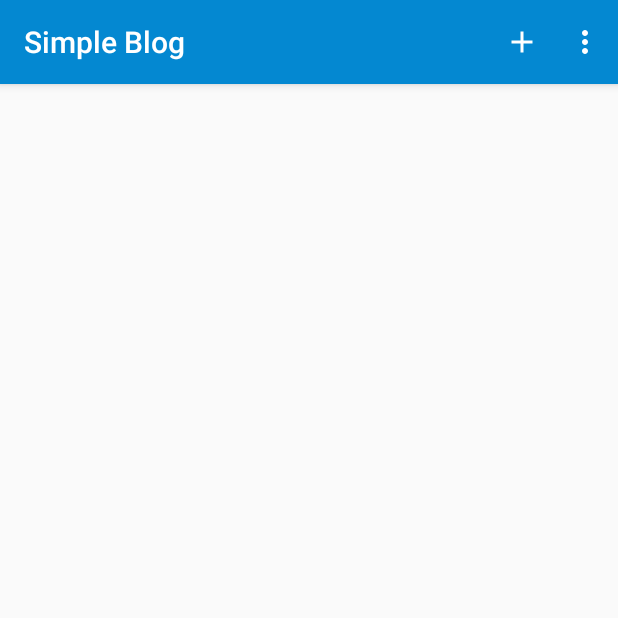
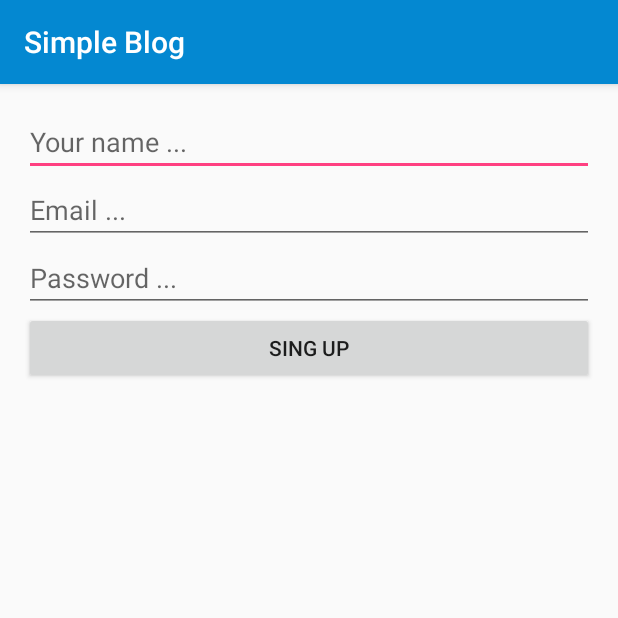
Before and after one commit to solandmedotru/SimpleBlog, an Android app: the screen it shows after launch (MainActivity before the commit, RegisterActivity after it), on a phone screen of 412 x 824 dp, the top half of it. Run offline under Robolectric (Android 15) with nearby library versions, the light colour scheme and no system bars; our stand-ins replace Firebase (no records; nobody signed in at launch, a user with empty details on screens opened directly), Picasso; 1 statement that could not run was skipped.

Commit message:
created FireBase Sign In and Sign Out action

```diff
--- a/app/src/main/AndroidManifest.xml
+++ b/app/src/main/AndroidManifest.xml
@@ -17,7 +17,8 @@
                 <category android:name="android.intent.category.LAUNCHER" />
             </intent-filter>
         </activity>
-        <activity android:name=".PostActivity"></activity>
+        <activity android:name=".PostActivity" />
+        <activity android:name=".RegisterActivity"></activity>
     </application>
 
 </manifest>
--- a/app/src/main/java/ru/solandme/simpleblog/MainActivity.java
+++ b/app/src/main/java/ru/solandme/simpleblog/MainActivity.java
@@ -3,6 +3,7 @@ package ru.solandme.simpleblog;
 import android.content.Context;
 import android.content.Intent;
 import android.os.Bundle;
+import android.support.annotation.NonNull;
 import android.support.v7.app.AppCompatActivity;
 import android.support.v7.widget.LinearLayoutManager;
 import android.support.v7.widget.RecyclerView;
@@ -13,6 +14,7 @@ import android.widget.ImageView;
 import android.widget.TextView;
 
 import com.firebase.ui.database.FirebaseRecyclerAdapter;
+import com.google.firebase.auth.FirebaseAuth;
 import com.google.firebase.database.DatabaseReference;
 import com.google.firebase.database.FirebaseDatabase;
 import com.squareup.picasso.Picasso;
@@ -21,11 +23,28 @@ public class MainActivity extends AppCompatActivity {
 
     private RecyclerView blogList;
     private DatabaseReference databaseReference;
+    private FirebaseAuth auth;
+    private FirebaseAuth.AuthStateListener authStateListener;
 
-    @Override
+
     protected void onCreate(Bundle savedInstanceState) {
         super.onCreate(savedInstanceState);
         setContentView(R.layout.activity_main);
+
+
+        auth = FirebaseAuth.getInstance();
+        authStateListener = new FirebaseAuth.AuthStateListener() {
+            @Override
+            public void onAuthStateChanged(@NonNull FirebaseAuth firebaseAuth) {
+                if (firebaseAuth.getCurrentUser() == null) {
+
+                    Intent loginIntent = new Intent(MainActivity.this, RegisterActivity.class);
+                    loginIntent.setFlags(Intent.FLAG_ACTIVITY_CLEAR_TOP);
+                    startActivity(loginIntent);
+
+                }
+            }
+        };
 
         databaseReference = FirebaseDatabase.getInstance().getReference().child("Blog");
 
@@ -37,6 +56,8 @@ public class MainActivity extends AppCompatActivity {
     @Override
     protected void onStart() {
         super.onStart();
+
+        auth.addAuthStateListener(authStateListener);
 
         FirebaseRecyclerAdapter<Blog, BlogViewHolder> firebaseRecyclerAdapter =
                 new FirebaseRecyclerAdapter<Blog, BlogViewHolder>(
@@ -91,6 +112,22 @@ public class MainActivity extends AppCompatActivity {
             startActivity(new Intent(MainActivity.this, PostActivity.class));
         }
 
+        if (item.getItemId() == R.id.action_logout) {
+            logout();
+        }
+
         return super.onOptionsItemSelected(item);
     }
+
+    private void logout() {
+        auth.signOut();
+    }
+
+    @Override
+    public void onStop() {
+        super.onStop();
+        if (authStateListener != null) {
+            auth.removeAuthStateListener(authStateListener);
+        }
+    }
 }
--- /dev/null
+++ b/app/src/main/java/ru/solandme/simpleblog/RegisterActivity.java
@@ -0,0 +1,86 @@
+package ru.solandme.simpleblog;
+
+import android.app.ProgressDialog;
+import android.os.Bundle;
+import android.support.annotation.NonNull;
+import android.support.v7.app.AppCompatActivity;
+import android.text.TextUtils;
+import android.view.View;
+import android.widget.Button;
+import android.widget.EditText;
+
+import com.google.android.gms.tasks.OnCompleteListener;
+import com.google.android.gms.tasks.Task;
+import com.google.firebase.auth.AuthResult;
+import com.google.firebase.auth.FirebaseAuth;
+import com.google.firebase.database.DatabaseReference;
+import com.google.firebase.database.FirebaseDatabase;
+
+public class RegisterActivity extends AppCompatActivity {
+
+    private EditText nameField;
+    private EditText emailField;
+    private EditText passwordField;
+
+    private Button registerBtn;
+
+    private FirebaseAuth auth;
+    private DatabaseReference databaseRef;
+
+    private ProgressDialog progress;
+
+    @Override
+    protected void onCreate(Bundle savedInstanceState) {
+        super.onCreate(savedInstanceState);
+        setContentView(R.layout.activity_register);
+
+        auth = FirebaseAuth.getInstance();
+        databaseRef = FirebaseDatabase.getInstance().getReference().child("Users");
+
+        progress = new ProgressDialog(this);
+
+        nameField = (EditText) findViewById(R.id.nameField);
+        emailField = (EditText) findViewById(R.id.emailField);
+        passwordField = (EditText) findViewById(R.id.passwordField);
+        registerBtn = (Button) findViewById(R.id.registerBtn);
+
+        registerBtn.setOnClickListener(new View.OnClickListener() {
+            @Override
+            public void onClick(View v) {
+                startRegister();
+            }
+        });
+    }
+
+    private void startRegister() {
+
+        final String name = nameField.getText().toString().trim();
+        String email = emailField.getText().toString().trim();
+        String password = passwordField.getText().toString().trim();
+
+
+        if (!TextUtils.isEmpty(name) && !TextUtils.isEmpty(email) && !TextUtils.isEmpty(password)) {
+
+            progress.setMessage("Registering ...");
+            progress.show();
+
+            auth.createUserWithEmailAndPassword(email, password).addOnCompleteListener(new OnCompleteListener<AuthResult>() {
+                @Override
+                public void onComplete(@NonNull Task<AuthResult> task) {
+                    if (task.isSuccessful()) {
+
+                        String userId = auth.getCurrentUser().getUid();
+                        DatabaseReference currentUserDB = databaseRef.child(userId);
+
+                        currentUserDB.child("name").setValue(name);
+                        currentUserDB.child("image").setValue("default");
+
+                        progress.dismiss();
+
+                        finish();
+                    }
+                }
+            });
+        }
+    }
+}
--- /dev/null
+++ b/app/src/main/res/layout/activity_register.xml
@@ -0,0 +1,50 @@
+<?xml version="1.0" encoding="utf-8"?>
+<RelativeLayout xmlns:android="http://schemas.android.com/apk/res/android"
+    xmlns:tools="http://schemas.android.com/tools"
+    android:id="@+id/activity_register"
+    android:layout_width="match_parent"
+    android:layout_height="match_parent"
+    android:paddingBottom="@dimen/activity_vertical_margin"
+    android:paddingLeft="@dimen/activity_horizontal_margin"
+    android:paddingRight="@dimen/activity_horizontal_margin"
+    android:paddingTop="@dimen/activity_vertical_margin"
+    tools:context="ru.solandme.simpleblog.RegisterActivity">
+
+    <EditText
+        android:id="@+id/nameField"
+        android:layout_width="match_parent"
+        android:layout_height="wrap_content"
+        android:layout_alignParentTop="true"
+        android:layout_centerHorizontal="true"
+        android:ems="10"
+        android:hint="@string/your_name"
+        android:inputType="textPersonName" />
+
+    <EditText
+        android:id="@+id/emailField"
+        android:layout_width="match_parent"
+        android:layout_height="wrap_content"
+        android:layout_below="@+id/nameField"
+        android:layout_centerHorizontal="true"
+        android:ems="10"
+        android:hint="@string/email"
+        android:inputType="textEmailAddress" />
+
+    <EditText
+        android:id="@+id/passwordField"
+        android:layout_width="match_parent"
+        android:layout_height="wrap_content"
+        android:layout_below="@+id/emailField"
+        android:layout_centerHorizontal="true"
+        android:ems="10"
+        android:hint="@string/password"
+        android:inputType="textPassword" />
+
+    <Button
+        android:id="@+id/registerBtn"
+        android:layout_width="match_parent"
+        android:layout_height="wrap_content"
+        android:layout_below="@+id/passwordField"
+        android:layout_centerHorizontal="true"
+        android:text="@string/sing_up" />
+</RelativeLayout>
--- a/app/src/main/res/menu/main_menu.xml
+++ b/app/src/main/res/menu/main_menu.xml
@@ -12,4 +12,9 @@
         android:title="@string/settings"
         app:showAsAction="never" />
 
+    <item
+        android:id="@+id/action_logout"
+        android:title="@string/logout"
+        app:showAsAction="never" />
+
 </menu>
--- a/app/src/main/res/values/strings.xml
+++ b/app/src/main/res/values/strings.xml
@@ -8,4 +8,9 @@
     <string name="post_image">Post Image</string>
     <string name="post_title_goes_here">Post Title Goes here</string>
     <string name="post_description_goes_here">Post Description Goes here</string>
+    <string name="your_name">Your name ...</string>
+    <string name="email">Email ...</string>
+    <string name="password">Password ...</string>
+    <string name="sing_up">Sing Up</string>
+    <string name="logout">Log out</string>
 </resources>
```
